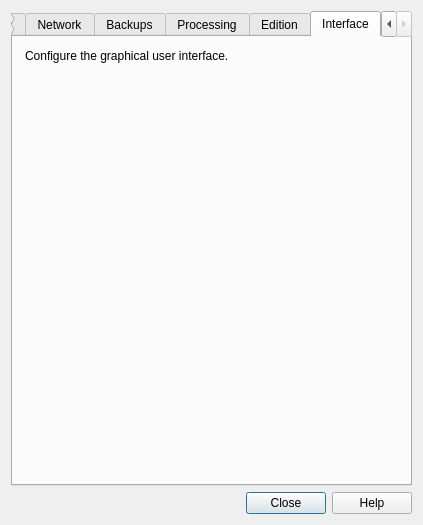
Arthur-Milchior/anki, file designer/preferences.ui: the form before one commit.
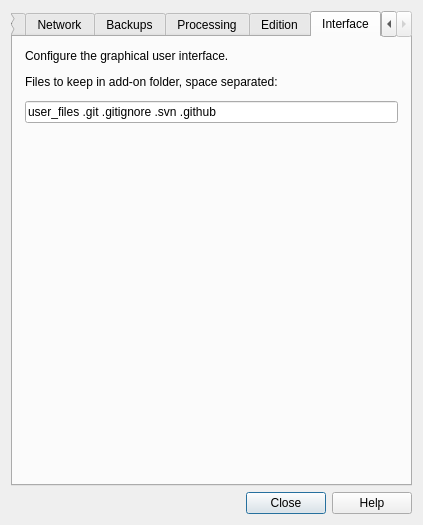
The form after the commit. The open tabs and pages were chosen to show the change.

What changed in the file:
```diff
--- a/designer/preferences.ui
+++ b/designer/preferences.ui
@@ -525,6 +525,20 @@
          </property>
         </widget>
        </item>
+       <item>
+        <widget class="QLabel" name="label_5">
+         <property name="text">
+          <string>Files to keep in add-on folder, space separated:</string>
+         </property>
+        </widget>
+       </item>
+       <item>
+        <widget class="QLineEdit" name="filesToKeep">
+         <property name="text">
+          <string>user_files .git .gitignore .svn .github</string>
+         </property>
+        </widget>
+       </item>
        <item>
         <spacer name="verticalSpacer_6">
          <property name="orientation">
```
